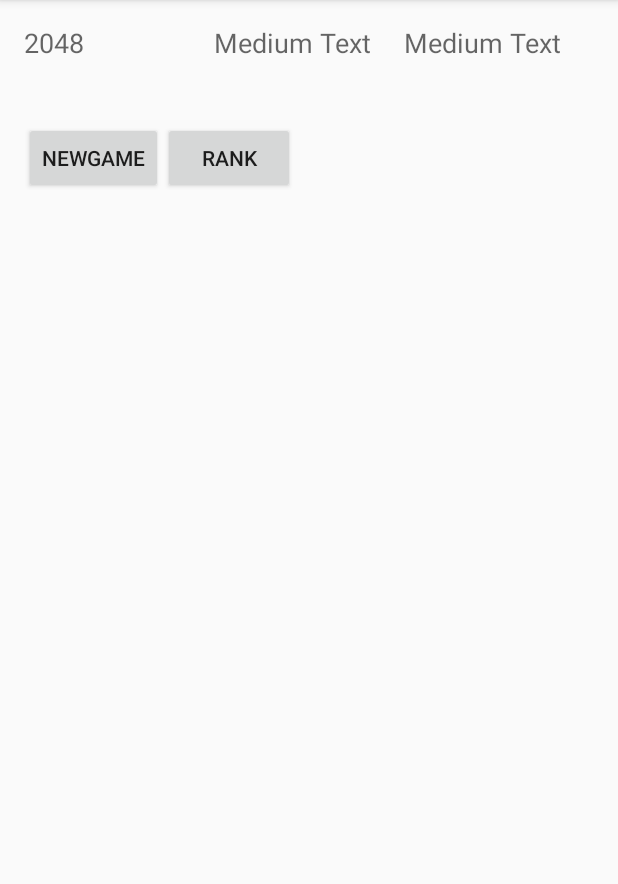
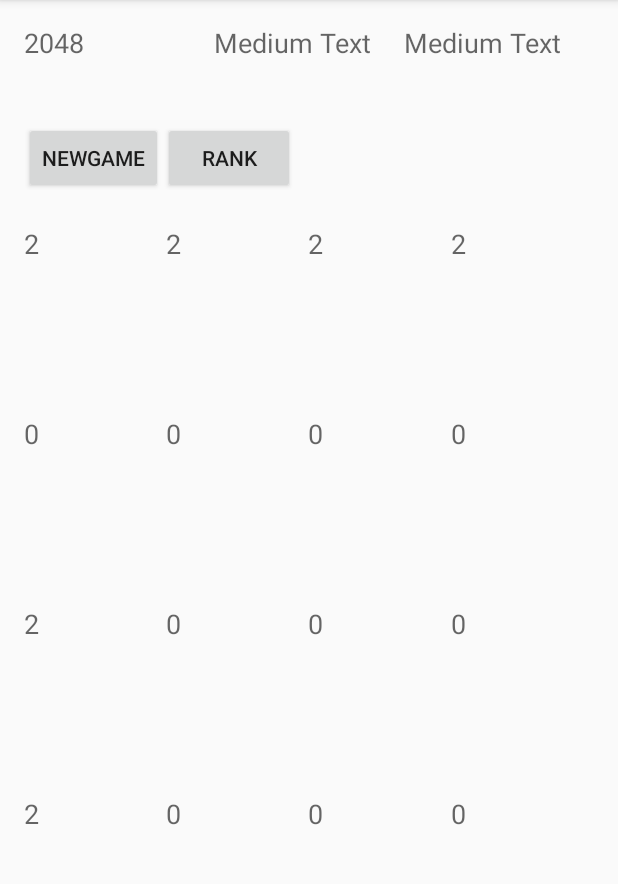
Before and after one commit to EricSyu/TwoZeroFourEight, an Android app: the screen it shows after launch (MainActivity), on a phone screen of 412 x 824 dp, the part 84-968 px from its top. Run offline under Robolectric (Android 15) with nearby library versions, the phone set to English and light mode, and no system bars.

Commit message:
add MainIdeal

```diff
--- a/app/src/main/java/homework2/group/twozerofoureight/MainActivity.java
+++ b/app/src/main/java/homework2/group/twozerofoureight/MainActivity.java
@@ -17,17 +17,17 @@ import android.widget.TextView;
 public class MainActivity extends AppCompatActivity {
 
     private static final String TAG = MainActivity.class.getSimpleName();
-    private TextView text11, text12, text13, text14;
-    private TextView text21, text22, text23, text24;
-    private TextView text31, text32, text33, text34;
-    private TextView text41, text42, text43, text44;
+    private TextView view11, view12, view13, view14;
+    private TextView view21, view22, view23, view24;
+    private TextView view31, view32, view33, view34;
+    private TextView view41, view42, view43, view44;
 
     private TextView Text_appname, Text_score, Text_bestscore;
     private Button btn_newgame, btn_rank;
 
     private LinearLayout TouchSet;
 
-    private int [][]record = new int[5][5];
+    private int [][]view_record = new int[5][5];
 
     @Override
     protected void onCreate(Bundle savedInstanceState) {
@@ -42,25 +42,25 @@ public class MainActivity extends AppCompatActivity {
     }
 
     private void initView(){
-        text11 = (TextView)findViewById(R.id.text11);
-        text12 = (TextView)findViewById(R.id.text12);
-        text13 = (TextView)findViewById(R.id.text13);
-        text14 = (TextView)findViewById(R.id.text14);
+        view11 = (TextView)findViewById(R.id.view11);
+        view12 = (TextView)findViewById(R.id.view12);
+        view13 = (TextView)findViewById(R.id.view13);
+        view14 = (TextView)findViewById(R.id.view14);
 
-        text21 = (TextView)findViewById(R.id.text21);
-        text22 = (TextView)findViewById(R.id.text22);
-        text23 = (TextView)findViewById(R.id.text23);
-        text24 = (TextView)findViewById(R.id.text24);
+        view21 = (TextView)findViewById(R.id.view21);
+        view22 = (TextView)findViewById(R.id.view22);
+        view23 = (TextView)findViewById(R.id.view23);
+        view24 = (TextView)findViewById(R.id.view24);
 
-        text31 = (TextView)findViewById(R.id.text31);
-        text32 = (TextView)findViewById(R.id.text32);
-        text33 = (TextView)findViewById(R.id.text33);
-        text34 = (TextView)findViewById(R.id.text34);
+        view31 = (TextView)findViewById(R.id.view31);
+        view32 = (TextView)findViewById(R.id.view32);
+        view33 = (TextView)findViewById(R.id.view33);
+        view34 = (TextView)findViewById(R.id.view34);
 
-        text41 = (TextView)findViewById(R.id.text41);
-        text42 = (TextView)findViewById(R.id.text42);
-        text43 = (TextView)findViewById(R.id.text43);
-        text44 = (TextView)findViewById(R.id.text44);
+        view41 = (TextView)findViewById(R.id.view41);
+        view42 = (TextView)findViewById(R.id.view42);
+        view43 = (TextView)findViewById(R.id.view43);
+        view44 = (TextView)findViewById(R.id.view44);
 
         Text_appname = (TextView)findViewById(R.id.textView);
         Text_score = (TextView)findViewById(R.id.textView_score);
@@ -79,9 +79,17 @@ public class MainActivity extends AppCompatActivity {
     private void initValue(){
         for(int i=0; i<5; i++){
             for(int j=0; j<5; j++){
-                record[i][j] = 0;
+                view_record[i][j] = 0;
             }
         }
+        view_record[1][1] = 2;
+        view_record[1][2] = 2;
+        view_record[1][3] = 2;
+        view_record[1][4] = 2;
+        view_record[2][1] = 0;
+        view_record[3][1] = 2;
+        view_record[4][1] = 2;
+        showView();
     }
 
     private LinearLayout.OnTouchListener touch_event = new LinearLayout.OnTouchListener(){
@@ -98,19 +106,35 @@ public class MainActivity extends AppCompatActivity {
                     finalX = event.getX();
                     finalY = event.getY();
                     if (initX - finalX > 100){    //left
-                        text11.setText("left");
+                        for(int i=1; i<5; i++){
+                            TouchLeft(i);
+                            SwapLeft(i);
+                        }
+                        showView();
                         Log.i(TAG, "向左");
                     }
-                    if (initX - finalX < -100) {  //right
-                        text11.setText("right");
+                    else if (initX - finalX < -100) {  //right
+                        for(int i=1; i<5; i++){
+                            TouchRight(i);
+                            SwapRight(i);
+                        }
+                        showView();
                         Log.i(TAG, "向右");
                     }
-                    if (initY - finalY > 100){    //up
-                        text11.setText("up");
+                    else if (initY - finalY > 100){    //up
+                        for(int i=1; i<5; i++){
+                            TouchUp(i);
+                            SwapUp(i);
+                        }
+                        showView();
                         Log.i(TAG, "向上");
                     }
-                    if (initY - finalY < -100){   //down
-                        text11.setText("down");
+                    else if (initY - finalY < -100){   //down
+                        for(int i=1; i<5; i++){
+                            TouchDown(i);
+                            SwapDown(i);
+                        }
+                        showView();
                         Log.i(TAG, "向下");
                     }
                     break;
@@ -118,6 +142,172 @@ public class MainActivity extends AppCompatActivity {
             return true;
         }
     };
+
+    private void TouchLeft(int index){
+        int i = 1, j = 2;
+        while(j < 5){
+
+            while(i < 5 &&view_record[index][i] == 0){
+                i++;
+            }
+            j = i + 1;
+            while(j < 5 && view_record[index][j] == 0){
+                j++;
+            }
+
+            if(j < 5 && view_record[index][i] == view_record[index][j]){
+                view_record[index][i] += view_record[index][j];
+                view_record[index][j] = 0;
+                j++;
+                i = j;
+            }
+            else{
+                i++;
+            }
+        }
+    }
+
+    private void TouchUp(int index){
+        int i = 1, j = 2;
+        while(j < 5){
+
+            while(i < 5 &&view_record[i][index] == 0){
+                i++;
+            }
+            j = i + 1;
+            while(j < 5 && view_record[j][index] == 0){
+                j++;
+            }
+
+            if(j < 5 && view_record[i][index] == view_record[j][index]){
+                view_record[i][index] += view_record[j][index];
+                view_record[j][index] = 0;
+                j++;
+                i = j;
+            }
+            else{
+                i++;
+            }
+        }
+    }
+
+    private void TouchRight(int index){
+        int i = 4, j = 3;
+        while(j > 0){
+
+            while(i > 0 &&view_record[index][i] == 0){
+                i--;
+            }
+            j = i - 1;
+            while(j > 0 && view_record[index][j] == 0){
+                j--;
+            }
+
+            if(j > 0 && view_record[index][i] == view_record[index][j]){
+                view_record[index][i] += view_record[index][j];
+                view_record[index][j] = 0;
+                j--;
+                i = j;
+            }
+            else{
+                i--;
+            }
+        }
+    }
+
+    private void TouchDown(int index){
+        int i = 4, j = 3;
+        while(j > 0){
+
+            while(i > 0 &&view_record[i][index] == 0){
+                i--;
+            }
+            j = i - 1;
+            while(j > 0 && view_record[j][index] == 0){
+                j--;
+            }
+
+            if(j > 0 && view_record[i][index] == view_record[j][index]){
+                view_record[i][index] += view_record[j][index];
+                view_record[j][index] = 0;
+                j--;
+                i = j;
+            }
+            else{
+                i--;
+            }
+        }
+    }
+
+    private void SwapLeft(int index){
+        for(int i=0; i<4; i++){
+            for(int j=1; j<4; j++){
+                if(view_record[index][j]==0){
+                    int tmp = view_record[index][j];
+                    view_record[index][j] = view_record[index][j+1];
+                    view_record[index][j+1] = tmp;
+                }
+            }
+        }
+    }
+
+    private void SwapRight(int index){
+        for(int i=0; i<4; i++){
+            for(int j=4; j>1; j--){
+                if(view_record[index][j]==0){
+                    int tmp = view_record[index][j];
+                    view_record[index][j] = view_record[index][j-1];
+                    view_record[index][j-1] = tmp;
+                }
+            }
+        }
+    }
+
+    private void SwapUp(int index){
+        for(int i=0; i<4; i++){
+            for(int j=1; j<4; j++){
+                if(view_record[j][index]==0){
+                    int tmp = view_record[j][index];
+                    view_record[j][index] = view_record[j+1][index];
+                    view_record[j+1][index] = tmp;
+                }
+            }
+        }
+    }
+
+    private void SwapDown(int index){
+        for(int i=0; i<4; i++){
+            for(int j=4; j>1; j--){
+                if(view_record[j][index]==0){
+                    int tmp = view_record[j][index];
+                    view_record[j][index] = view_record[j-1][index];
+                    view_record[j-1][index] = tmp;
+                }
+            }
+        }
+    }
+
+    private void showView(){
+        view11.setText(String.valueOf(view_record[1][1]));
+        view12.setText(String.valueOf(view_record[1][2]));
+        view13.setText(String.valueOf(view_record[1][3]));
+        view14.setText(String.valueOf(view_record[1][4]));
+
+        view21.setText(String.valueOf(view_record[2][1]));
+        view22.setText(String.valueOf(view_record[2][2]));
+        view23.setText(String.valueOf(view_record[2][3]));
+        view24.setText(String.valueOf(view_record[2][4]));
+
+        view31.setText(String.valueOf(view_record[3][1]));
+        view32.setText(String.valueOf(view_record[3][2]));
+        view33.setText(String.valueOf(view_record[3][3]));
+        view34.setText(String.valueOf(view_record[3][4]));
+
+        view41.setText(String.valueOf(view_record[4][1]));
+        view42.setText(String.valueOf(view_record[4][2]));
+        view43.setText(String.valueOf(view_record[4][3]));
+        view44.setText(String.valueOf(view_record[4][4]));
+    }
 
     @Override
     public boolean onCreateOptionsMenu(Menu menu) {
--- a/app/src/main/res/layout/content_main.xml
+++ b/app/src/main/res/layout/content_main.xml
@@ -90,28 +90,28 @@
                     android:layout_width="0dp"
                     android:layout_height="fill_parent"
                     android:textAppearance="?android:attr/textAppearanceMedium"
-                    android:id="@+id/text11"
+                    android:id="@+id/view11"
                     android:layout_weight="1" />
 
                 <TextView
                     android:layout_width="0dp"
                     android:layout_height="fill_parent"
                     android:textAppearance="?android:attr/textAppearanceMedium"
-                    android:id="@+id/text12"
+                    android:id="@+id/view12"
                     android:layout_weight="1" />
 
                 <TextView
                     android:layout_width="0dp"
                     android:layout_height="fill_parent"
                     android:textAppearance="?android:attr/textAppearanceMedium"
-                    android:id="@+id/text13"
+                    android:id="@+id/view13"
                     android:layout_weight="1" />
 
                 <TextView
                     android:layout_width="0dp"
                     android:layout_height="fill_parent"
                     android:textAppearance="?android:attr/textAppearanceMedium"
-                    android:id="@+id/text14"
+                    android:id="@+id/view14"
                     android:layout_weight="1" />
             </LinearLayout>
 
@@ -126,28 +126,28 @@
                     android:layout_width="0dp"
                     android:layout_height="fill_parent"
                     android:textAppearance="?android:attr/textAppearanceMedium"
-                    android:id="@+id/text21"
+                    android:id="@+id/view21"
                     android:layout_weight="1" />
 
                 <TextView
                     android:layout_width="0dp"
                     android:layout_height="fill_parent"
                     android:textAppearance="?android:attr/textAppearanceMedium"
-                    android:id="@+id/text22"
+                    android:id="@+id/view22"
                     android:layout_weight="1" />
 
                 <TextView
                     android:layout_width="0dp"
                     android:layout_height="fill_parent"
                     android:textAppearance="?android:attr/textAppearanceMedium"
-                    android:id="@+id/text23"
+                    android:id="@+id/view23"
                     android:layout_weight="1" />
 
                 <TextView
                     android:layout_width="0dp"
                     android:layout_height="fill_parent"
                     android:textAppearance="?android:attr/textAppearanceMedium"
-                    android:id="@+id/text24"
+                    android:id="@+id/view24"
                     android:layout_weight="1" />
             </LinearLayout>
 
@@ -162,28 +162,28 @@
                     android:layout_width="0dp"
                     android:layout_height="fill_parent"
                     android:textAppearance="?android:attr/textAppearanceMedium"
-                    android:id="@+id/text31"
+                    android:id="@+id/view31"
                     android:layout_weight="1" />
 
                 <TextView
                     android:layout_width="0dp"
                     android:layout_height="fill_parent"
                     android:textAppearance="?android:attr/textAppearanceMedium"
-                    android:id="@+id/text32"
+                    android:id="@+id/view32"
                     android:layout_weight="1" />
 
                 <TextView
                     android:layout_width="0dp"
                     android:layout_height="fill_parent"
                     android:textAppearance="?android:attr/textAppearanceMedium"
-                    android:id="@+id/text33"
+                    android:id="@+id/view33"
                     android:layout_weight="1" />
 
                 <TextView
                     android:layout_width="0dp"
                     android:layout_height="fill_parent"
                     android:textAppearance="?android:attr/textAppearanceMedium"
-                    android:id="@+id/text34"
+                    android:id="@+id/view34"
                     android:layout_weight="1" />
             </LinearLayout>
 
@@ -198,28 +198,28 @@
                     android:layout_width="0dp"
                     android:layout_height="fill_parent"
                     android:textAppearance="?android:attr/textAppearanceMedium"
-                    android:id="@+id/text41"
+                    android:id="@+id/view41"
                     android:layout_weight="1" />
 
                 <TextView
                     android:layout_width="0dp"
                     android:layout_height="fill_parent"
                     android:textAppearance="?android:attr/textAppearanceMedium"
-                    android:id="@+id/text42"
+                    android:id="@+id/view42"
                     android:layout_weight="1" />
 
                 <TextView
                     android:layout_width="0dp"
                     android:layout_height="fill_parent"
                     android:textAppearance="?android:attr/textAppearanceMedium"
-                    android:id="@+id/text43"
+                    android:id="@+id/view43"
                     android:layout_weight="1" />
 
                 <TextView
                     android:layout_width="0dp"
                     android:layout_height="fill_parent"
                     android:textAppearance="?android:attr/textAppearanceMedium"
-                    android:id="@+id/text44"
+                    android:id="@+id/view44"
                     android:layout_weight="1" />
             </LinearLayout>
         </LinearLayout>
```
